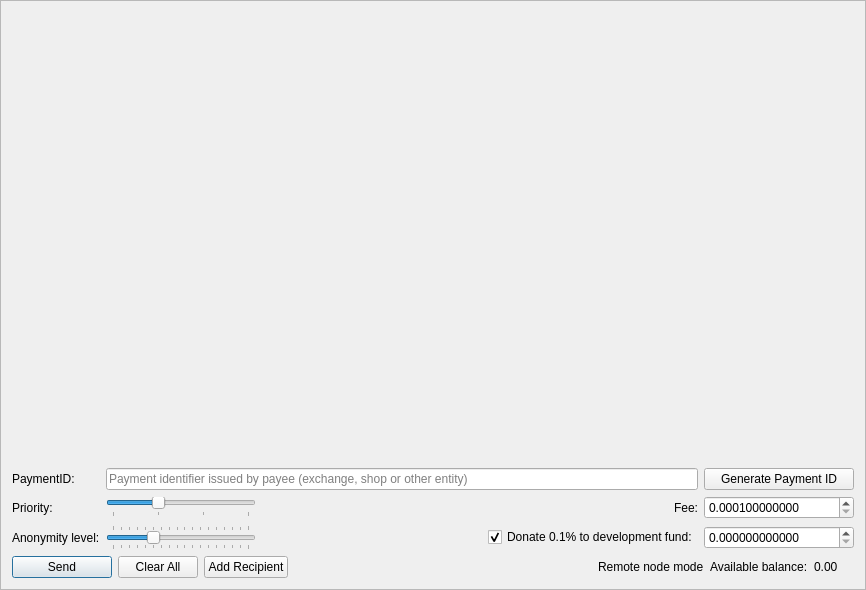
First picture: the form in src/gui/ui/sendframe.ui, repository cryptonotefoundation/cryptonotewallet, before the edit.
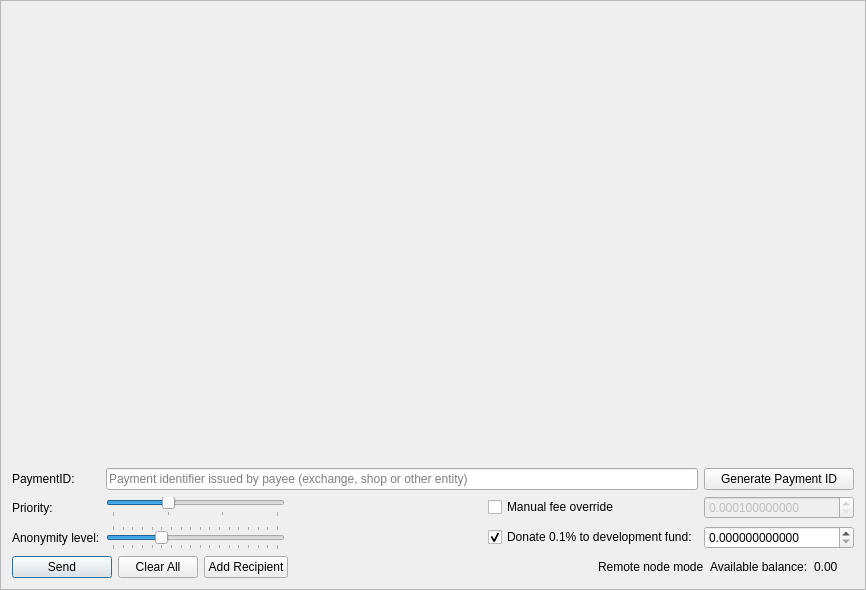
Second picture: the form after the edit. Icons and pictures are not drawn.

Commit message: SendFrame manual fee override

What changed in the file:
```diff
--- a/src/gui/ui/sendframe.ui
+++ b/src/gui/ui/sendframe.ui
@@ -68,14 +68,14 @@
          <property name="topMargin">
           <number>5</number>
          </property>
-         <item row="5" column="0">
+         <item row="2" column="0">
           <widget class="QLabel" name="label_2">
            <property name="text">
             <string>Anonymity level:</string>
            </property>
           </widget>
          </item>
-         <item row="5" column="4">
+         <item row="2" column="4">
           <widget class="QCheckBox" name="donateCheckBox">
            <property name="text">
             <string>Donate 0.1% to development fund:</string>
@@ -85,25 +85,25 @@
            </property>
           </widget>
          </item>
-         <item row="3" column="0">
+         <item row="1" column="0">
           <widget class="QLabel" name="label_3">
            <property name="text">
             <string>Priority:</string>
            </property>
           </widget>
          </item>
-         <item row="1" column="0">
+         <item row="0" column="0">
           <widget class="QLabel" name="label_6">
            <property name="text">
             <string>PaymentID:</string>
            </property>
           </widget>
          </item>
-         <item row="5" column="1">
+         <item row="2" column="1">
           <widget class="QSlider" name="m_mixinSlider">
            <property name="maximumSize">
             <size>
-             <width>150</width>
+             <width>200</width>
              <height>16777215</height>
             </size>
            </property>
@@ -142,7 +142,7 @@
            </property>
           </widget>
          </item>
-         <item row="1" column="5">
+         <item row="0" column="5">
           <widget class="QPushButton" name="m_generatePaymentIdButton">
            <property name="sizePolicy">
             <sizepolicy hsizetype="Preferred" vsizetype="Fixed">
@@ -161,7 +161,7 @@
            </property>
           </widget>
          </item>
-         <item row="1" column="1" colspan="4">
+         <item row="0" column="1" colspan="4">
           <widget class="QLineEdit" name="m_paymentIdEdit">
            <property name="maxLength">
             <number>64</number>
@@ -171,8 +171,11 @@
            </property>
           </widget>
          </item>
-         <item row="3" column="5">
+         <item row="1" column="5">
           <widget class="QDoubleSpinBox" name="m_feeSpin">
+           <property name="enabled">
+            <bool>false</bool>
+           </property>
            <property name="minimumSize">
             <size>
              <width>150</width>
@@ -191,6 +194,9 @@
            <property name="locale">
             <locale language="English" country="UnitedStates"/>
            </property>
+           <property name="readOnly">
+            <bool>false</bool>
+           </property>
            <property name="suffix">
             <string/>
            </property>
@@ -211,17 +217,7 @@
            </property>
           </widget>
          </item>
-         <item row="3" column="4">
-          <widget class="QLabel" name="label">
-           <property name="text">
-            <string>Fee:</string>
-           </property>
-           <property name="alignment">
-            <set>Qt::AlignRight|Qt::AlignTrailing|Qt::AlignVCenter</set>
-           </property>
-          </widget>
-         </item>
-         <item row="5" column="5">
+         <item row="2" column="5">
           <widget class="QDoubleSpinBox" name="m_donateSpin">
            <property name="minimumSize">
             <size>
@@ -258,7 +254,7 @@
            </property>
           </widget>
          </item>
-         <item row="5" column="3">
+         <item row="2" column="3">
           <spacer name="horizontalSpacer">
            <property name="orientation">
             <enum>Qt::Horizontal</enum>
@@ -274,7 +270,7 @@
            </property>
           </spacer>
          </item>
-         <item row="3" column="1">
+         <item row="1" column="1">
           <layout class="QGridLayout" name="m_priorityGridLayout">
            <property name="verticalSpacing">
             <number>0</number>
@@ -283,7 +279,7 @@
             <widget class="QSlider" name="m_prioritySlider">
              <property name="maximumSize">
               <size>
-               <width>150</width>
+               <width>200</width>
                <height>16777215</height>
               </size>
              </property>
@@ -321,13 +317,20 @@
            </item>
           </layout>
          </item>
-         <item row="5" column="2">
+         <item row="2" column="2">
           <widget class="QLabel" name="m_mixinLabel">
            <property name="text">
             <string/>
            </property>
           </widget>
          </item>
+         <item row="1" column="4">
+          <widget class="QCheckBox" name="m_manualFeeCheckBox">
+           <property name="text">
+            <string>Manual fee override</string>
+           </property>
+          </widget>
+         </item>
         </layout>
        </item>
       </layout>
```
Left out of the diff: 16 changed lines with no effect on the pictures.
